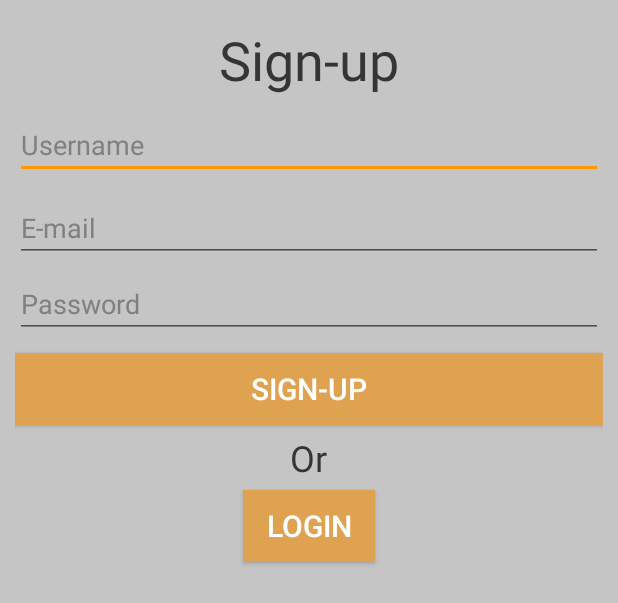
After one commit to Stensel8/Half-a-Minute-IT-Madness-Android, an Android app: the layout signup_dialog.xml on its own in the app's theme, with its tools: preview values and no code run, on a phone screen of 412 x 824 dp. The commit adds this screen. Shown: the top 603 px of the screen. Run offline under Robolectric (Android 15) with nearby library versions, the phone set to English and light mode, and no system bars.

Commit message:
login and sign-up dialog

```diff
--- a/app/src/main/java/com/assbinc/secondsGame/Language_test.java
+++ b/app/src/main/java/com/assbinc/secondsGame/Language_test.java
@@ -90,7 +90,7 @@ public class Language_test extends AppCompatActivity {
         wordsList = gson.fromJson(WordsJson.myWords, Words.class); //we get the json string in the WordsJson class thanks to the Words class
         chosenGame = getIntent().getStringExtra("chosenGame");
         sharedPreferences = getSharedPreferences("gameDifficulty", Activity.MODE_PRIVATE);
-        difficulty = sharedPreferences.getString("difficulty", "");
+        difficulty = sharedPreferences.getString("difficulty", "easy");
         startGame();
     }
 
--- a/app/src/main/res/drawable/border_orange.xml
+++ b/app/src/main/res/drawable/border_orange.xml
@@ -3,5 +3,5 @@
     xmlns:android="http://schemas.android.com/apk/res/android"
     android:shape= "rectangle">
     <solid android:color="@color/buttonColor"/>
-    <stroke android:width="1dp" android:color="@color/buttonTextColor"/>
+    <stroke android:width="1dp" android:color="?attr/textColor"/>
 </shape>
--- /dev/null
+++ b/app/src/main/res/layout/signup_dialog.xml
@@ -0,0 +1,83 @@
+<?xml version="1.0" encoding="utf-8"?>
+<LinearLayout xmlns:android="http://schemas.android.com/apk/res/android"
+    android:layout_width="match_parent"
+    android:layout_height="match_parent"
+    android:background="?attr/backgroundColor"
+    android:orientation="vertical"
+    android:padding="10dp">
+
+    <TextView
+        android:id="@+id/tvSignUp"
+        android:layout_width="wrap_content"
+        android:layout_height="wrap_content"
+        android:layout_gravity="center"
+        android:layout_marginTop="5dp"
+        android:text="@string/sign_up"
+        android:textColor="?attr/textColor"
+        android:textSize="36sp" />
+
+    <EditText
+        android:id="@+id/etUsername"
+        android:layout_width="match_parent"
+        android:layout_height="wrap_content"
+        android:layout_marginTop="10dp"
+        android:ems="10"
+        android:hint="@string/username"
+        android:inputType="textPersonName"
+        android:textColor="?attr/textColor"
+        android:textColorHint="@android:color/tertiary_text_light" />
+
+    <EditText
+        android:id="@+id/etEmailSignUp"
+        android:layout_width="match_parent"
+        android:layout_height="wrap_content"
+        android:layout_marginTop="10dp"
+        android:ems="10"
+        android:hint="@string/email"
+        android:inputType="textEmailAddress"
+        android:textColor="?attr/textColor"
+        android:textColorHint="@android:color/tertiary_text_light" />
+
+    <EditText
+        android:id="@+id/etPwdSignUp"
+        android:layout_width="match_parent"
+        android:layout_height="wrap_content"
+        android:layout_marginTop="5dp"
+        android:ems="10"
+        android:hint="@string/password"
+        android:inputType="textPassword"
+        android:textColor="?attr/textColor"
+        android:textColorHint="@android:color/tertiary_text_light" />
+
+    <Button
+        android:id="@+id/btnSignUp"
+        android:layout_width="match_parent"
+        android:layout_height="wrap_content"
+        android:layout_marginTop="10dp"
+        android:background="@color/buttonColor"
+        android:text="@string/sign_up"
+        android:textColor="@color/buttonTextColor"
+        android:textSize="20sp" />
+
+    <TextView
+        android:id="@+id/textView4"
+        android:layout_width="wrap_content"
+        android:layout_height="wrap_content"
+        android:layout_gravity="center"
+        android:layout_marginTop="5dp"
+        android:text="@string/or"
+        android:textColor="?attr/textColor"
+        android:textSize="24sp" />
+
+    <Button
+        android:id="@+id/btnToLogin"
+        android:layout_width="wrap_content"
+        android:layout_height="wrap_content"
+        android:layout_gravity="center"
+        android:layout_marginTop="5dp"
+        android:background="@color/buttonColor"
+        android:padding="10dp"
+        android:text="@string/loginTitle"
+        android:textColor="@color/buttonTextColor"
+        android:textSize="20sp" />
+</LinearLayout>
--- a/app/src/main/res/values/strings.xml
+++ b/app/src/main/res/values/strings.xml
@@ -45,4 +45,12 @@
     <string name="livesLeft">"Lives: "</string>
     <string name="top5">Top 5:</string>
     <string name="chosenGame">"Game: "</string>
+    <string name="loginTitle">Login</string>
+    <string name="email">E-mail</string>
+    <string name="password">Password</string>
+    <string name="login_success">Login successfull</string>
+    <string name="login_empty_msg">Please fill any empty fields</string>
+    <string name="sign_up">Sign-up</string>
+    <string name="or">Or</string>
+    <string name="username">Username</string>
 </resources>
```
Also changed, not shown: app/src/main/java/com/assbinc/secondsGame/MainActivity.java (+75 -0 lines), app/src/main/res/layout/login_dialog.xml (added, +73 -0 lines), app/src/main/java/com/assbinc/secondsGame/MathGame.java (line endings or trailing spaces), 2 other files.
